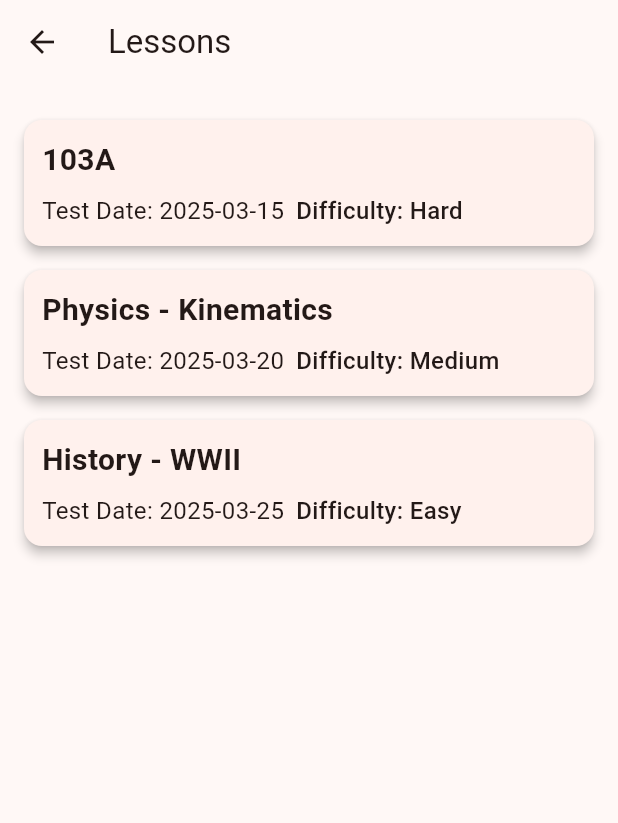
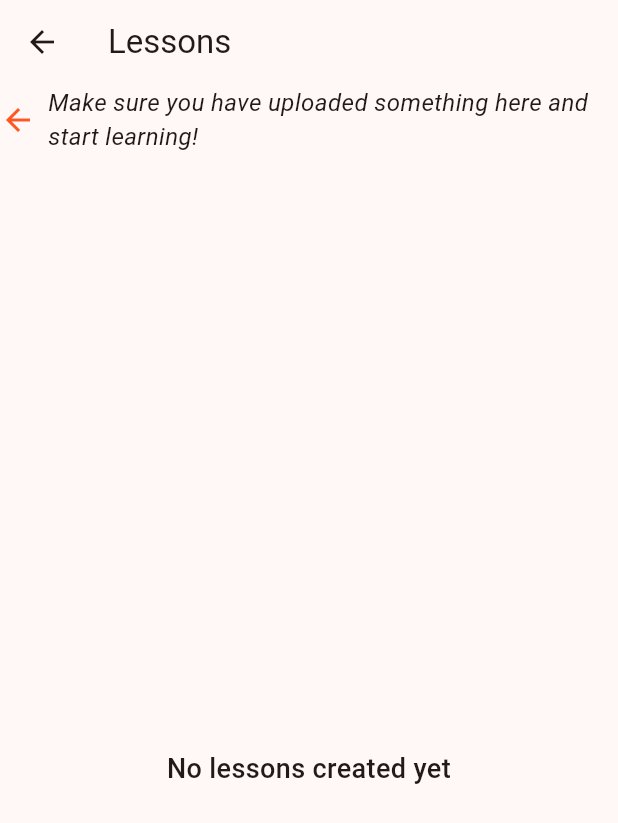
Before and after one commit to Vodboka/StudentApp, a Flutter app: the LessonsPage screen opened directly, on a phone screen of 412 x 824 dp. Shown: the top 823 px of the screen. Run offline on Flutter 3.47's test engine with Material 3 defaults, Android fonts, the light colour scheme and no system bars; our stand-ins replace file_picker; missing offline and left inert: flutter_pdfview.

Commit message:
added no lessons UI case

```diff
--- a/frontend/lib/LessonsPage.dart
+++ b/frontend/lib/LessonsPage.dart
@@ -1,35 +1,55 @@
-// ignore_for_file: file_names
-
 import 'package:flutter/material.dart';
 import 'FileDetailPage.dart';
+
 class LessonsPage extends StatelessWidget {
-  final List<Map<String, String>> lessons = [
-    //TODO create the link between LessonsPage (this) and MaterialsPage
-    //TODO when there are no lessons created display a message
-    {
-      'title': '103A',
-      'date': '2025-03-15',
-      'difficulty': 'Hard',
-    },
-    {
-      'title': 'Physics - Kinematics',
-      'date': '2025-03-20',
-      'difficulty': 'Medium',
-    },
-    {
-      'title': 'History - WWII',
-      'date': '2025-03-25',
-      'difficulty': 'Easy',
-    },
-  ];
+  List<Map<String, String>> lessons = []; // Empty initially
 
   @override
   Widget build(BuildContext context) {
+    double screenHeight = MediaQuery.of(context).size.height; // Get screen height
+
     return Scaffold(
       appBar: AppBar(title: Text("Lessons")),
       body: Padding(
-        padding: const EdgeInsets.all(16.0),
-        child: ListView.builder(
+        padding: const EdgeInsets.all(0.0),
+        child: Column(
+          crossAxisAlignment: CrossAxisAlignment.start,
+          children: [
+            if (lessons.isEmpty)
+              Padding(
+                padding: EdgeInsets.only(top: screenHeight * 0.001, bottom: 16.0),
+                child: Row(
+                  mainAxisAlignment: MainAxisAlignment.start,
+                  children: [
+                    Icon(
+                      Icons.arrow_back,
+                      size: 24,
+                      color: Colors.deepOrange,
+                    ),
+                    SizedBox(width: 8),
+                    Flexible( // Ensures text adapts to screen size
+                      child: Text(
+                        "Make sure you have uploaded something here and start learning!",
+                        style: TextStyle(fontSize: 16, fontStyle: FontStyle.italic),
+                      ),
+                    ),
+                  ],
+                ),
+              ),
+
+            Expanded(
+              child: lessons.isEmpty
+                  ? Center(
+                      child: Padding(
+                        padding: EdgeInsets.only(top: screenHeight * 0.1), // Adjust height dynamically
+                        child: Text(
+                          "No lessons created yet",
+                          style: TextStyle(fontSize: 18, fontWeight: FontWeight.w500),
+                          textAlign: TextAlign.center,
+                        ),
+                      ),
+                    )
+                  : ListView.builder(
                       itemCount: lessons.length,
                       itemBuilder: (context, index) {
                         final lesson = lessons[index];
@@ -39,8 +59,8 @@ class LessonsPage extends StatelessWidget {
                             Navigator.push(
                               context,
                               MaterialPageRoute(
-                    //TODO - MAPARE PE LECTIE - DOCUMENT
-                    builder: (context) => FileDetailPage(fileName: lesson['title'].toString() + '.pdf'),
+                                builder: (context) => FileDetailPage(
+                                    fileName: lesson['title'].toString() + '.pdf'),
                               ),
                             );
                           },
@@ -55,14 +75,12 @@ class LessonsPage extends StatelessWidget {
                               child: Column(
                                 crossAxisAlignment: CrossAxisAlignment.start,
                                 children: [
-                      // Lesson Title
                                   Text(
                                     lesson['title']!,
-                        style: TextStyle(fontSize: 20, fontWeight: FontWeight.bold),
+                                    style: TextStyle(
+                                        fontSize: 20, fontWeight: FontWeight.bold),
                                   ),
                                   SizedBox(height: 8),
-
-                      // Test Date & Difficulty
                                   LayoutBuilder(
                                     builder: (context, constraints) {
                                       bool isNarrow = constraints.maxWidth < 300;
@@ -71,7 +89,9 @@ class LessonsPage extends StatelessWidget {
                                         alignment: WrapAlignment.spaceBetween,
                                         spacing: 8,
                                         runSpacing: 4,
-                            direction: isNarrow ? Axis.vertical : Axis.horizontal, // Adds spacing when wrapped
+                                        direction: isNarrow
+                                            ? Axis.vertical
+                                            : Axis.horizontal,
                                         children: [
                                           Text(
                                             "Test Date: ${lesson['date']!}",
@@ -79,7 +99,9 @@ class LessonsPage extends StatelessWidget {
                                           ),
                                           Text(
                                             "Difficulty: ${lesson['difficulty']!}",
-                                style: TextStyle(fontSize: 16, fontWeight: FontWeight.w500),
+                                            style: TextStyle(
+                                                fontSize: 16,
+                                                fontWeight: FontWeight.w500),
                                           ),
                                         ],
                                       );
@@ -93,6 +115,9 @@ class LessonsPage extends StatelessWidget {
                       },
                     ),
             ),
+          ],
+        ),
+      ),
     );
   }
 }
```
Lines whose indentation alone changed are shown as unchanged.
